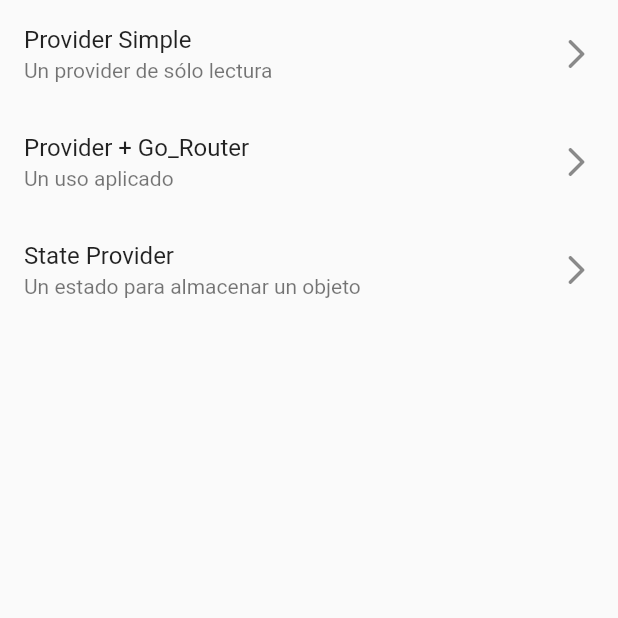
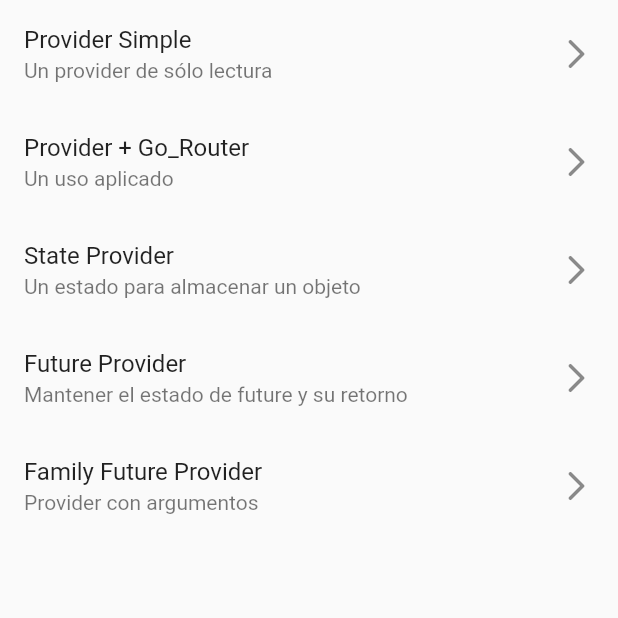
Before and after one commit to radamantis200/riverpod_app, a Flutter app: the screen it shows after launch, on a phone screen of 412 x 824 dp, the top half of it. Run offline on Flutter 3.47's test engine with Material 2 defaults, Android fonts, the phone set to English and light mode, and no system bars; our stand-ins replace dio, flutter_riverpod, go_router, riverpod_annotation; missing offline and left inert: random_name_generator; generated files the repository leaves out were written again.

Commit message:
add routes add item

```diff
--- a/lib/config/router/app_route.dart
+++ b/lib/config/router/app_route.dart
@@ -23,6 +23,14 @@ GoRouter appRouter(AppRouterRef ref) {
       path: '/state-provider',
       builder: (context, state) => const StateProviderScreen(),
     ),
+    GoRoute(
+      path: '/future-provider',
+      builder: (context, state) => const FutureProviderScreen(),
+    ),
+    GoRoute(
+      path: '/family-provider',
+      builder: (context, state) => const FamilyFutureScreen(),
+    ),
   ]);
 }
 
--- a/lib/presentation/screens/home_screen.dart
+++ b/lib/presentation/screens/home_screen.dart
@@ -31,6 +31,14 @@ class _HomeScreenView extends StatelessWidget {
             title: 'State Provider',
             subTitle: 'Un estado para almacenar un objeto',
             location: '/state-provider'),
+        _CustomListTile(
+            title: 'Future Provider',
+            subTitle: 'Mantener el estado de future y su retorno',
+            location: '/future-provider'),
+        _CustomListTile(
+            title: 'Family Future Provider',
+            subTitle: 'Provider con argumentos',
+            location: '/family-provider'),
       ],
     );
   }
```
Also changed, not shown: lib/config/router/app_route.g.dart.
